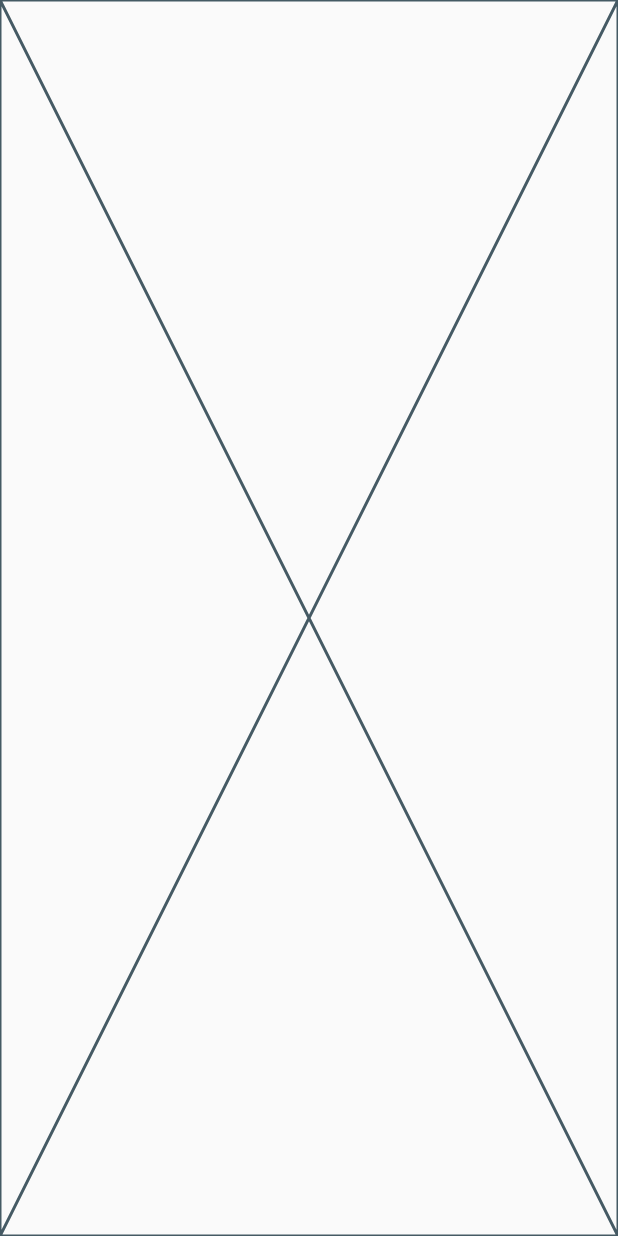
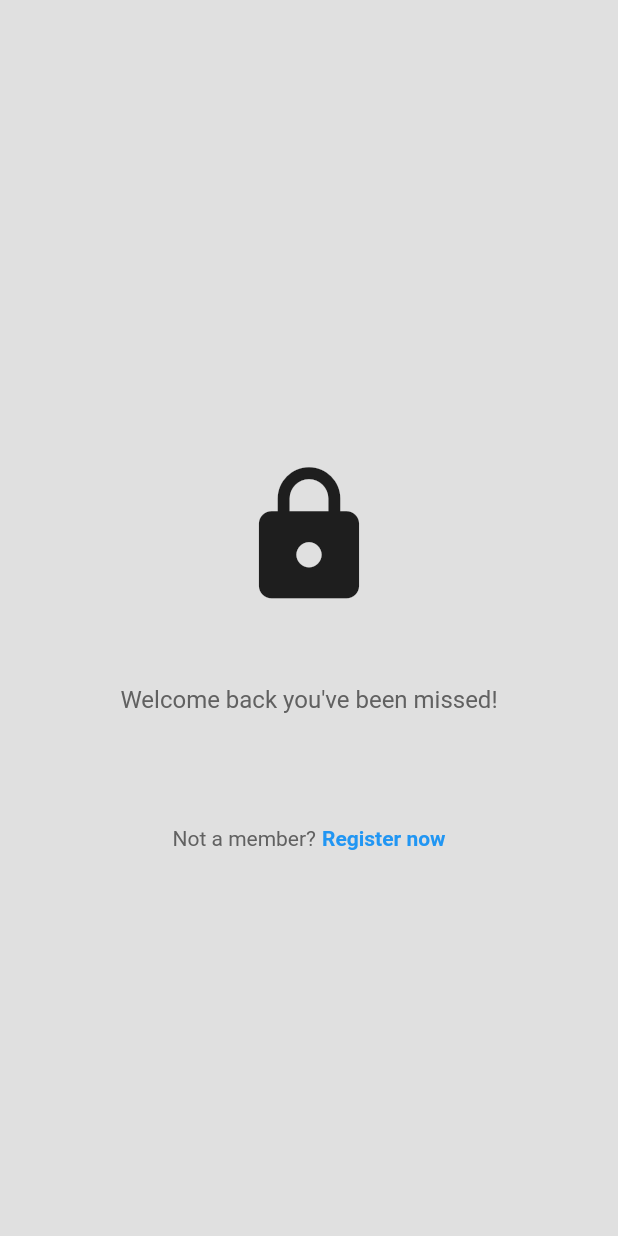
Before and after one commit to FrameGoesBRUH/ScheduleX, a Flutter app: the AuthPage screen opened directly, on a phone screen of 412 x 824 dp. Run offline on Flutter 3.47's test engine with Material 2 defaults, Android fonts, the phone set to English and light mode, and no system bars; our stand-ins replace firebase_auth, firebase_core; accounts and stored records are empty.

Commit message:
LoginRegister2

```diff
--- a/lib/pages/auth/auth_page.dart
+++ b/lib/pages/auth/auth_page.dart
@@ -1,6 +1,7 @@
+import 'dart:math';
+
 import 'package:firebase_auth/firebase_auth.dart';
 import 'package:flutter/material.dart';
-import 'package:schedulex/pages/auth/login.dart';
 import 'package:schedulex/pages/auth/login_register.dart';
 import 'package:schedulex/pages/home/home.dart';
 //import 'home_page.dart';
@@ -16,6 +17,7 @@ class AuthPage extends StatelessWidget {
         builder: (context, snapshot) {
           // user is logged in
           if (snapshot.hasData) {
+            debugPrint("dfgg");
             return const HomePage();
           }
 
--- a/lib/pages/home/home.dart
+++ b/lib/pages/home/home.dart
@@ -10,6 +10,64 @@ class HomePage extends StatefulWidget {
 class _HomePageState extends State<HomePage> {
   @override
   Widget build(BuildContext context) {
-    return const Placeholder();
+    return Scaffold(
+      backgroundColor: Colors.grey[300],
+      body: SafeArea(
+        child: Center(
+          child: SingleChildScrollView(
+            child: Column(
+              mainAxisAlignment: MainAxisAlignment.center,
+              children: [
+                const SizedBox(height: 50),
+
+                // logo
+                const Icon(
+                  Icons.lock,
+                  size: 100,
+                ),
+
+                const SizedBox(height: 50),
+
+                // welcome back, you've been missed!
+                Text(
+                  'Welcome back you\'ve been missed!',
+                  style: TextStyle(
+                    color: Colors.grey[700],
+                    fontSize: 16,
+                  ),
+                ),
+
+                const SizedBox(height: 25),
+
+                // email textfield
+
+                const SizedBox(height: 50),
+
+                // not a member? register now
+                Row(
+                  mainAxisAlignment: MainAxisAlignment.center,
+                  children: [
+                    Text(
+                      'Not a member?',
+                      style: TextStyle(color: Colors.grey[700]),
+                    ),
+                    const SizedBox(width: 4),
+                    GestureDetector(
+                      child: const Text(
+                        'Register now',
+                        style: TextStyle(
+                          color: Colors.blue,
+                          fontWeight: FontWeight.bold,
+                        ),
+                      ),
+                    ),
+                  ],
+                )
+              ],
+            ),
+          ),
+        ),
+      ),
+    );
   }
 }
```
